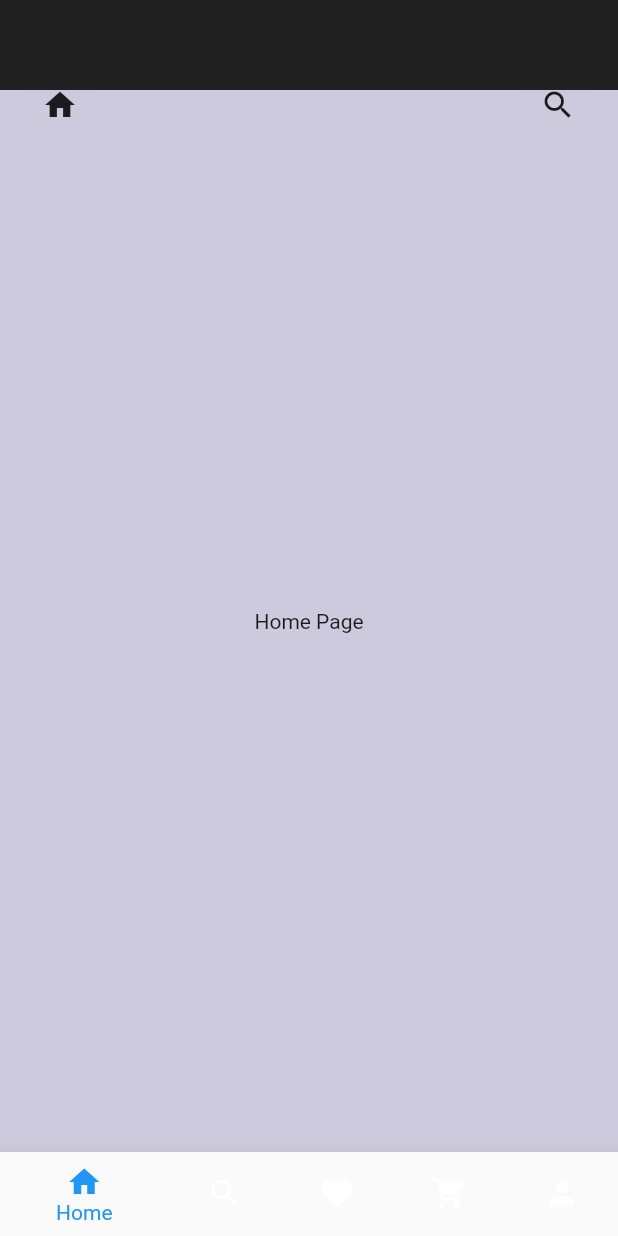
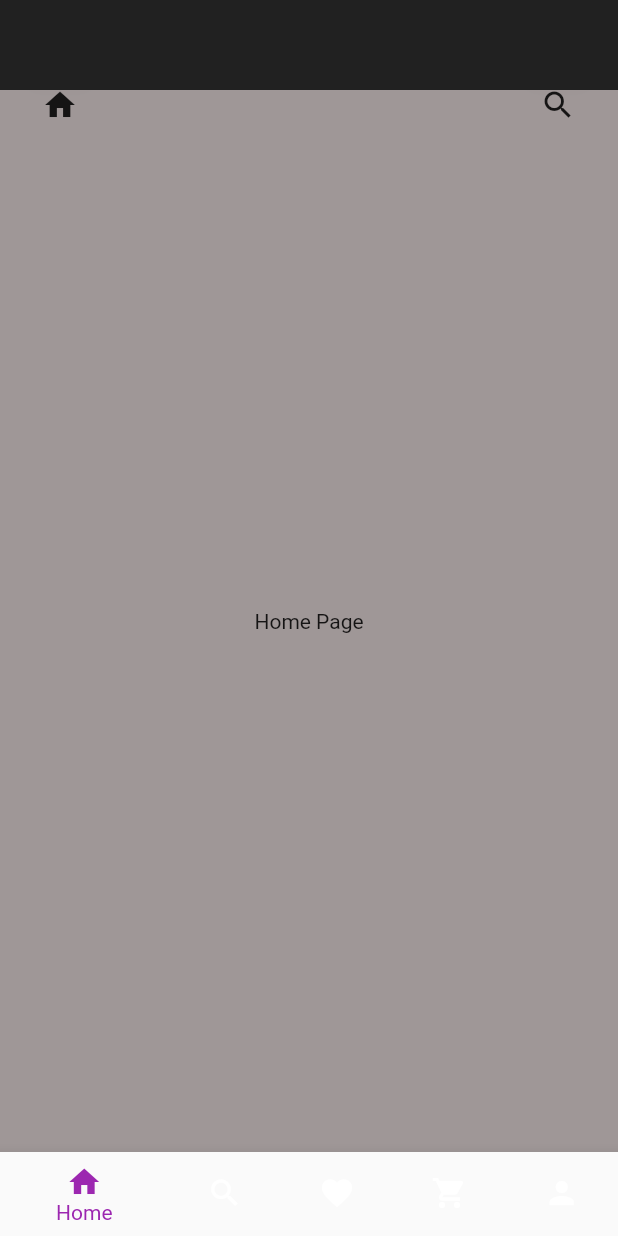
Before and after one commit to hollyufo/menyou, a Flutter app: the screen it shows after launch, on a phone screen of 412 x 824 dp. Run offline on Flutter 3.47's test engine with Material 2 defaults, Android fonts, the phone set to English and light mode, and no system bars.

```diff
--- a/lib/Widgets/MyBottomNavBar.dart
+++ b/lib/Widgets/MyBottomNavBar.dart
@@ -10,7 +10,6 @@ class MyBottomNavBar extends StatefulWidget {
 
 class _MyBottomNavBarState extends State<MyBottomNavBar> {
   int _selectedIndex = 0;
-
   void _onItemTapped(int index) {
     setState(() {
       _selectedIndex = index;
@@ -19,9 +18,9 @@ class _MyBottomNavBarState extends State<MyBottomNavBar> {
 
   @override
   Widget build(BuildContext context) {
-    return BottomNavigationBar(
-      // setting the background color of the navbar
-      backgroundColor: Colors.grey[900],
+    return Container(
+      color: Colors.black, // Set the background color here
+      child: BottomNavigationBar(
         items: const <BottomNavigationBarItem>[
           BottomNavigationBarItem(
             icon: Icon(Icons.home),
@@ -45,8 +44,9 @@ class _MyBottomNavBarState extends State<MyBottomNavBar> {
           ),
         ],
         currentIndex: _selectedIndex,
-      selectedItemColor: Colors.blue,
+        selectedItemColor: Colors.purple,
         onTap: _onItemTapped,
+      ),
     );
   }
 }
--- a/lib/constants/colors.dart
+++ b/lib/constants/colors.dart
@@ -1,5 +1,5 @@
 import 'package:flutter/material.dart';
 
-const kPrimaryColor = Color(0xFF6F35A5);
+const kPrimaryColor = Color(0xFFBBE9FD);
 const kPrimaryLightColor = Color(0xFFF1E6FF);
-const kBackgroundColor = Color.fromARGB(255, 206, 202, 221);
+const kBackgroundColor = Color(0xFF9F9797);
```
Lines whose indentation alone changed are shown as unchanged.
